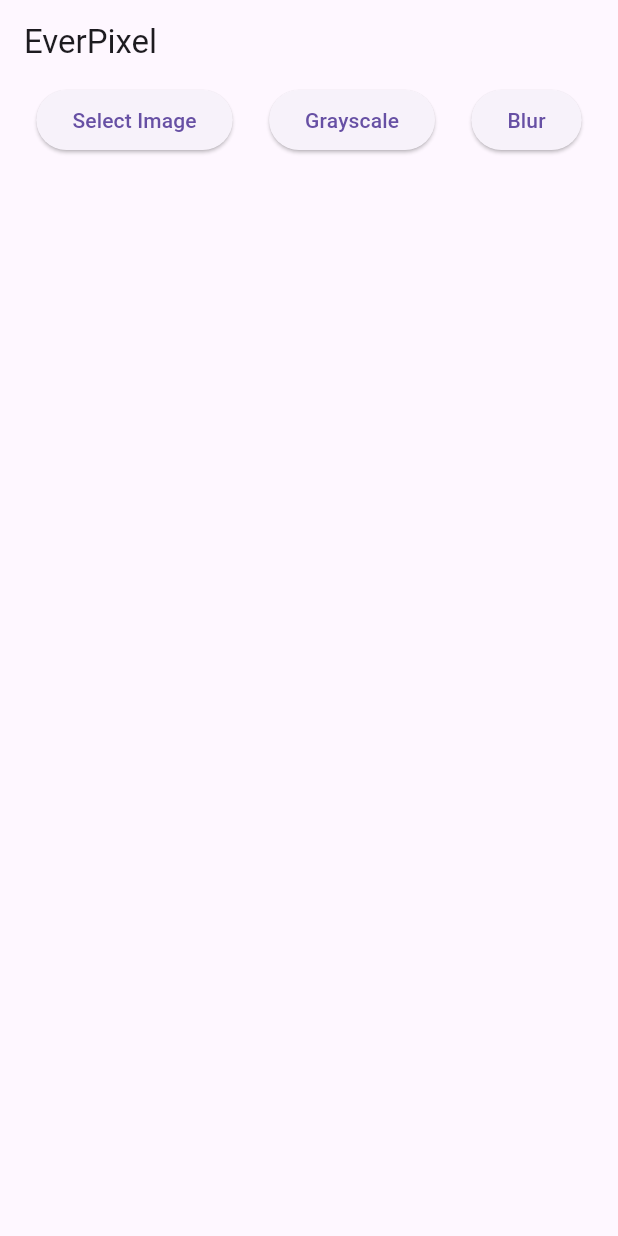
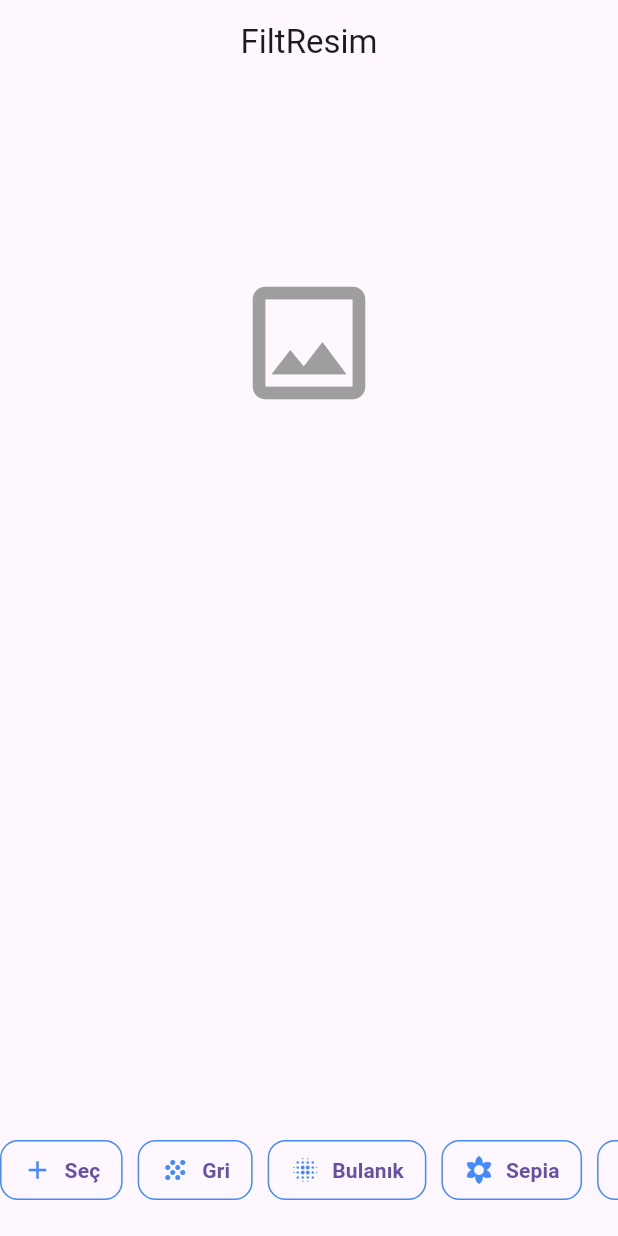
Before and after one commit to kahvecioglu/resimefekti, a Flutter app: the screen it shows after launch, on a phone screen of 412 x 824 dp. Run offline on Flutter 3.47's test engine with Material 3 defaults, Android fonts, the phone set to English and light mode, and no system bars; our stand-ins replace image_picker.

Commit message:
new filters added

```diff
--- a/lib/main.dart
+++ b/lib/main.dart
@@ -12,7 +12,7 @@ class MyApp extends StatelessWidget {
   @override
   Widget build(BuildContext context) {
     return MaterialApp(
-      title: 'EverPixel',
+      title: 'FiltResim',
       theme: ThemeData(
         primarySwatch: Colors.blue,
       ),
@@ -40,41 +40,72 @@ class HomeScreen extends StatelessWidget {
 
     return Scaffold(
       appBar: AppBar(
-        title: Text('EverPixel'),
+        title: Text('FiltResim'),
+        centerTitle: true,
       ),
       body: Column(
         children: [
-          if (processor.originalImage != null)
-            Expanded(
-              child: Image.file(processor.originalImage!),
+          Expanded(
+            child: Center(
+              child: processor.originalImage != null
+                  ? Image.file(processor.originalImage!)
+                  : Icon(Icons.image_outlined, size: 100, color: Colors.grey),
             ),
-          if (processor.processedImage != null)
-            Expanded(
-              child: Image.file(processor.processedImage!),
+          ),
+          Expanded(
+            child: processor.processedImage != null
+                ? Image.file(processor.processedImage!)
+                : SizedBox(),
+          ),
+          SizedBox(height: 10),
+          SingleChildScrollView(
+            scrollDirection: Axis.horizontal,
+            child: Wrap(
+              spacing: 10,
+              runSpacing: 10,
+              alignment: WrapAlignment.center,
+              children: [
+                _buildFilterButton(
+                    Icons.add, 'Seç', () => _pickImage(processor)),
+                _buildFilterButton(Icons.grain, 'Gri',
+                    () => processor.applyFilter('grayscale')),
+                _buildFilterButton(Icons.blur_on, 'Bulanık',
+                    () => processor.applyFilter('blur')),
+                _buildFilterButton(Icons.filter_vintage, 'Sepia',
+                    () => processor.applyFilter('sepia')),
+                _buildFilterButton(Icons.invert_colors, 'Ters',
+                    () => processor.applyFilter('invert')),
+                _buildFilterButton(Icons.shutter_speed, 'Keskin',
+                    () => processor.applyFilter('edge')),
+                _buildFilterButton(Icons.tonality, 'Kontrast',
+                    () => processor.applyFilter('contrast')),
+                _buildFilterButton(Icons.wb_sunny, 'Parlak',
+                    () => processor.applyFilter('brightness')),
+                _buildFilterButton(
+                    Icons.flip, 'Ayna', () => processor.applyFilter('mirror')),
+                _buildFilterButton(Icons.cloud_upload, 'API',
+                    () => processor.sendToPythonAPI()),
+              ],
             ),
-          Row(
-            mainAxisAlignment: MainAxisAlignment.spaceEvenly,
-            children: [
-              ElevatedButton(
-                onPressed: () => _pickImage(processor),
-                child: Text('Select Image'),
-              ),
-              ElevatedButton(
-                onPressed: () => processor.applyFilter('grayscale'),
-                child: Text('Grayscale'),
-              ),
-              ElevatedButton(
-                onPressed: () => processor.applyFilter('blur'),
-                child: Text('Blur'),
-              ),
-              /* ElevatedButton(
-                onPressed: () => processor.sendToPythonAPI(),
-                child: Text('Send to Python API'),
-              ), */
-            ],
           ),
+          SizedBox(height: 20),
         ],
       ),
     );
   }
+
+  Widget _buildFilterButton(
+      IconData icon, String label, VoidCallback onPressed) {
+    return OutlinedButton.icon(
+      onPressed: onPressed,
+      icon: Icon(icon, size: 20, color: Colors.blueAccent),
+      label: Text(label,
+          style: TextStyle(fontSize: 14, fontWeight: FontWeight.bold)),
+      style: OutlinedButton.styleFrom(
+        padding: EdgeInsets.symmetric(horizontal: 15, vertical: 10),
+        shape: RoundedRectangleBorder(borderRadius: BorderRadius.circular(12)),
+        side: BorderSide(color: Colors.blueAccent),
+      ),
+    );
+  }
 }
--- a/pubspec.yaml
+++ b/pubspec.yaml
@@ -39,6 +39,7 @@ dependencies:
   http: ^1.3.0
   image_picker: ^1.1.2
   flutter_plugin_android_lifecycle: ^2.0.25
+  image: ^4.5.3
 
 
 dev_dependencies:
```
Also changed, not shown: lib/api_service.dart (+32 -0 lines), lib/image_processor.dart (+42 -6 lines), pubspec.lock, 2 other files.
